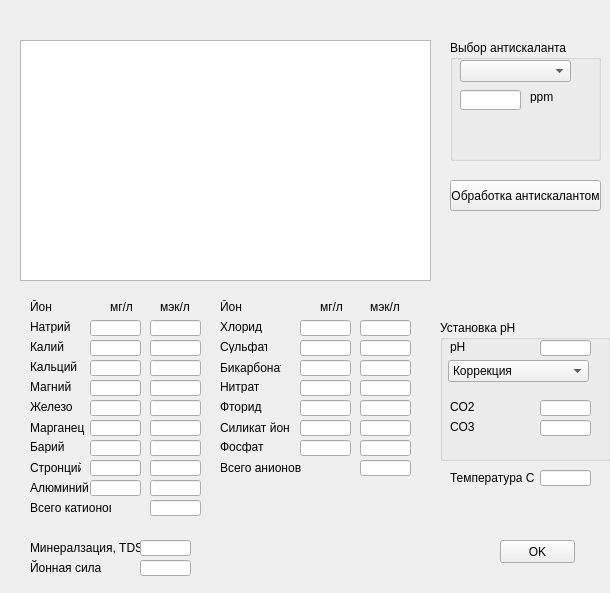
The window that Osmos/second.ui (EvgenySavushkin/QtOsmos) describes before a commit, drawn with Qt 5.
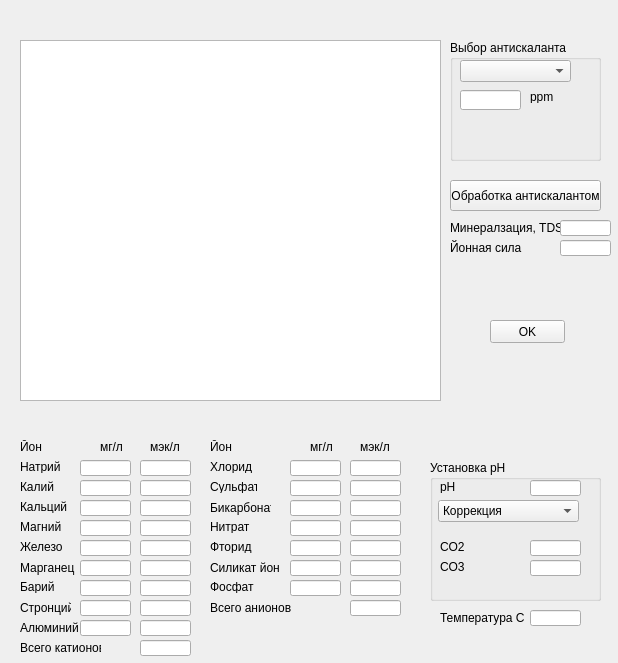
The same window after the commit.

The edit to the form file:
```diff
--- a/Osmos/second.ui
+++ b/Osmos/second.ui
@@ -6,15 +6,15 @@
    <rect>
     <x>0</x>
     <y>0</y>
-    <width>610</width>
-    <height>593</height>
+    <width>618</width>
+    <height>663</height>
    </rect>
   </property>
   <widget class="QLabel" name="label_26">
    <property name="geometry">
     <rect>
-     <x>450</x>
-     <y>470</y>
+     <x>440</x>
+     <y>610</y>
      <width>91</width>
      <height>16</height>
     </rect>
@@ -26,8 +26,8 @@
   <widget class="QLabel" name="label_8">
    <property name="geometry">
     <rect>
-     <x>220</x>
-     <y>460</y>
+     <x>210</x>
+     <y>600</y>
      <width>81</width>
      <height>16</height>
     </rect>
@@ -39,8 +39,8 @@
   <widget class="QLabel" name="label_18">
    <property name="geometry">
     <rect>
-     <x>30</x>
-     <y>540</y>
+     <x>450</x>
+     <y>220</y>
      <width>111</width>
      <height>16</height>
     </rect>
@@ -52,8 +52,8 @@
   <widget class="QLabel" name="label_16">
    <property name="geometry">
     <rect>
-     <x>30</x>
-     <y>460</y>
+     <x>20</x>
+     <y>600</y>
      <width>51</width>
      <height>16</height>
     </rect>
@@ -65,8 +65,8 @@
   <widget class="QLabel" name="label_28">
    <property name="geometry">
     <rect>
-     <x>220</x>
-     <y>340</y>
+     <x>210</x>
+     <y>480</y>
      <width>47</width>
      <height>13</height>
     </rect>
@@ -78,8 +78,8 @@
   <widget class="QLabel" name="label_3">
    <property name="geometry">
     <rect>
-     <x>160</x>
-     <y>300</y>
+     <x>150</x>
+     <y>440</y>
      <width>47</width>
      <height>13</height>
     </rect>
@@ -91,8 +91,8 @@
   <widget class="QLineEdit" name="lineEdit_8">
    <property name="geometry">
     <rect>
-     <x>90</x>
-     <y>420</y>
+     <x>80</x>
+     <y>560</y>
      <width>51</width>
      <height>16</height>
     </rect>
@@ -101,8 +101,8 @@
   <widget class="QLabel" name="label_29">
    <property name="geometry">
     <rect>
-     <x>220</x>
-     <y>360</y>
+     <x>210</x>
+     <y>500</y>
      <width>61</width>
      <height>16</height>
     </rect>
@@ -114,8 +114,8 @@
   <widget class="QLineEdit" name="lineEdit_28">
    <property name="geometry">
     <rect>
-     <x>150</x>
-     <y>360</y>
+     <x>140</x>
+     <y>500</y>
      <width>51</width>
      <height>16</height>
     </rect>
@@ -127,8 +127,8 @@
   <widget class="QLineEdit" name="lineEdit_31">
    <property name="geometry">
     <rect>
-     <x>360</x>
-     <y>340</y>
+     <x>350</x>
+     <y>480</y>
      <width>51</width>
      <height>16</height>
     </rect>
@@ -140,8 +140,8 @@
   <widget class="QLineEdit" name="lineEdit_36">
    <property name="geometry">
     <rect>
-     <x>360</x>
-     <y>320</y>
+     <x>350</x>
+     <y>460</y>
      <width>51</width>
      <height>16</height>
     </rect>
@@ -150,8 +150,8 @@
   <widget class="QLineEdit" name="lineEdit_3">
    <property name="geometry">
     <rect>
-     <x>90</x>
-     <y>360</y>
+     <x>80</x>
+     <y>500</y>
      <width>51</width>
      <height>16</height>
     </rect>
@@ -160,8 +160,8 @@
   <widget class="QLineEdit" name="lineEdit_40">
    <property name="geometry">
     <rect>
-     <x>360</x>
-     <y>400</y>
+     <x>350</x>
+     <y>540</y>
      <width>51</width>
      <height>16</height>
     </rect>
@@ -173,8 +173,8 @@
   <widget class="QLabel" name="label_24">
    <property name="geometry">
     <rect>
-     <x>220</x>
-     <y>380</y>
+     <x>210</x>
+     <y>520</y>
      <width>47</width>
      <height>13</height>
     </rect>
@@ -186,8 +186,8 @@
   <widget class="QLineEdit" name="lineEdit_25">
    <property name="geometry">
     <rect>
-     <x>150</x>
-     <y>480</y>
+     <x>140</x>
+     <y>620</y>
      <width>51</width>
      <height>16</height>
     </rect>
@@ -199,8 +199,8 @@
   <widget class="QLineEdit" name="lineEdit_38">
    <property name="geometry">
     <rect>
-     <x>360</x>
-     <y>360</y>
+     <x>350</x>
+     <y>500</y>
      <width>51</width>
      <height>16</height>
     </rect>
@@ -212,8 +212,8 @@
   <widget class="QPushButton" name="pushButton_2">
    <property name="geometry">
     <rect>
-     <x>500</x>
-     <y>540</y>
+     <x>490</x>
+     <y>320</y>
      <width>75</width>
      <height>23</height>
     </rect>
@@ -225,8 +225,8 @@
   <widget class="QLabel" name="label_7">
    <property name="geometry">
     <rect>
-     <x>30</x>
-     <y>500</y>
+     <x>20</x>
+     <y>640</y>
      <width>81</width>
      <height>16</height>
     </rect>
@@ -238,8 +238,8 @@
   <widget class="QLineEdit" name="lineEdit_39">
    <property name="geometry">
     <rect>
-     <x>360</x>
-     <y>420</y>
+     <x>350</x>
+     <y>560</y>
      <width>51</width>
      <height>16</height>
     </rect>
@@ -251,8 +251,8 @@
   <widget class="QLabel" name="label_19">
    <property name="geometry">
     <rect>
-     <x>220</x>
-     <y>320</y>
+     <x>210</x>
+     <y>460</y>
      <width>47</width>
      <height>13</height>
     </rect>
@@ -264,8 +264,8 @@
   <widget class="QLabel" name="label_5">
    <property name="geometry">
     <rect>
-     <x>370</x>
-     <y>300</y>
+     <x>360</x>
+     <y>440</y>
      <width>47</width>
      <height>13</height>
     </rect>
@@ -277,8 +277,8 @@
   <widget class="QLineEdit" name="lineEdit">
    <property name="geometry">
     <rect>
-     <x>90</x>
-     <y>320</y>
+     <x>80</x>
+     <y>460</y>
      <width>51</width>
      <height>16</height>
     </rect>
@@ -287,8 +287,8 @@
   <widget class="QLineEdit" name="lineEdit_21">
    <property name="geometry">
     <rect>
-     <x>150</x>
-     <y>340</y>
+     <x>140</x>
+     <y>480</y>
      <width>51</width>
      <height>16</height>
     </rect>
@@ -300,8 +300,8 @@
   <widget class="QLineEdit" name="lineEdit_32">
    <property name="geometry">
     <rect>
-     <x>140</x>
-     <y>540</y>
+     <x>560</x>
+     <y>220</y>
      <width>51</width>
      <height>16</height>
     </rect>
@@ -313,8 +313,8 @@
   <widget class="QLineEdit" name="lineEdit_9">
    <property name="geometry">
     <rect>
-     <x>90</x>
-     <y>400</y>
+     <x>80</x>
+     <y>540</y>
      <width>51</width>
      <height>16</height>
     </rect>
@@ -323,8 +323,8 @@
   <widget class="QLineEdit" name="lineEdit_34">
    <property name="geometry">
     <rect>
-     <x>360</x>
-     <y>380</y>
+     <x>350</x>
+     <y>520</y>
      <width>51</width>
      <height>16</height>
     </rect>
@@ -336,8 +336,8 @@
   <widget class="QLabel" name="label_25">
    <property name="geometry">
     <rect>
-     <x>220</x>
-     <y>420</y>
+     <x>210</x>
+     <y>560</y>
      <width>71</width>
      <height>16</height>
     </rect>
@@ -349,8 +349,8 @@
   <widget class="QGroupBox" name="groupBox">
    <property name="geometry">
     <rect>
-     <x>440</x>
-     <y>320</y>
+     <x>430</x>
+     <y>460</y>
      <width>171</width>
      <height>141</height>
     </rect>
@@ -457,8 +457,8 @@
   <widget class="QLabel" name="label_9">
    <property name="geometry">
     <rect>
-     <x>30</x>
-     <y>320</y>
+     <x>20</x>
+     <y>460</y>
      <width>47</width>
      <height>13</height>
     </rect>
@@ -470,8 +470,8 @@
   <widget class="QLineEdit" name="lineEdit_35">
    <property name="geometry">
     <rect>
-     <x>140</x>
-     <y>560</y>
+     <x>560</x>
+     <y>240</y>
      <width>51</width>
      <height>16</height>
     </rect>
@@ -483,8 +483,8 @@
   <widget class="QLineEdit" name="lineEdit_2">
    <property name="geometry">
     <rect>
-     <x>90</x>
-     <y>340</y>
+     <x>80</x>
+     <y>480</y>
      <width>51</width>
      <height>16</height>
     </rect>
@@ -493,8 +493,8 @@
   <widget class="QLineEdit" name="lineEdit_5">
    <property name="geometry">
     <rect>
-     <x>90</x>
-     <y>460</y>
+     <x>80</x>
+     <y>600</y>
      <width>51</width>
      <height>16</height>
     </rect>
@@ -503,8 +503,8 @@
   <widget class="QLineEdit" name="lineEdit_14">
    <property name="geometry">
     <rect>
-     <x>300</x>
-     <y>380</y>
+     <x>290</x>
+     <y>520</y>
      <width>51</width>
      <height>16</height>
     </rect>
@@ -513,8 +513,8 @@
   <widget class="QLabel" name="label_14">
    <property name="geometry">
     <rect>
-     <x>30</x>
-     <y>420</y>
+     <x>20</x>
+     <y>560</y>
      <width>61</width>
      <height>16</height>
     </rect>
@@ -526,8 +526,8 @@
   <widget class="QLabel" name="label_17">
    <property name="geometry">
     <rect>
-     <x>30</x>
-     <y>480</y>
+     <x>20</x>
+     <y>620</y>
      <width>61</width>
      <height>16</height>
     </rect>
@@ -539,8 +539,8 @@
   <widget class="QLineEdit" name="lineEdit_7">
    <property name="geometry">
     <rect>
-     <x>300</x>
-     <y>340</y>
+     <x>290</x>
+     <y>480</y>
      <width>51</width>
      <height>16</height>
     </rect>
@@ -549,8 +549,8 @@
   <widget class="QLineEdit" name="lineEdit_23">
    <property name="geometry">
     <rect>
-     <x>150</x>
-     <y>440</y>
+     <x>140</x>
+     <y>580</y>
      <width>51</width>
      <height>16</height>
     </rect>
@@ -562,8 +562,8 @@
   <widget class="QLineEdit" name="lineEdit_13">
    <property name="geometry">
     <rect>
-     <x>300</x>
-     <y>440</y>
+     <x>290</x>
+     <y>580</y>
      <width>51</width>
      <height>16</height>
     </rect>
@@ -572,8 +572,8 @@
   <widget class="QLabel" name="label_4">
    <property name="geometry">
     <rect>
-     <x>220</x>
-     <y>300</y>
+     <x>210</x>
+     <y>440</y>
      <width>47</width>
      <height>13</height>
     </rect>
@@ -585,8 +585,8 @@
   <widget class="QLineEdit" name="lineEdit_24">
    <property name="geometry">
     <rect>
-     <x>150</x>
-     <y>380</y>
+     <x>140</x>
+     <y>520</y>
      <width>51</width>
      <height>16</height>
     </rect>
@@ -598,8 +598,8 @@
   <widget class="QLineEdit" name="lineEdit_15">
    <property name="geometry">
     <rect>
-     <x>540</x>
-     <y>470</y>
+     <x>530</x>
+     <y>610</y>
      <width>51</width>
      <height>16</height>
     </rect>
@@ -608,8 +608,8 @@
   <widget class="QLineEdit" name="lineEdit_22">
    <property name="geometry">
     <rect>
-     <x>150</x>
-     <y>500</y>
+     <x>140</x>
+     <y>640</y>
      <width>51</width>
      <height>16</height>
     </rect>
@@ -621,8 +621,8 @@
   <widget class="QLabel" name="label_12">
    <property name="geometry">
     <rect>
-     <x>30</x>
-     <y>380</y>
+     <x>20</x>
+     <y>520</y>
      <width>47</width>
      <height>13</height>
     </rect>
@@ -634,8 +634,8 @@
   <widget class="QLineEdit" name="lineEdit_4">
    <property name="geometry">
     <rect>
-     <x>90</x>
-     <y>440</y>
+     <x>80</x>
+     <y>580</y>
      <width>51</width>
      <height>16</height>
     </rect>
@@ -644,8 +644,8 @@
   <widget class="QLabel" name="label_2">
    <property name="geometry">
     <rect>
-     <x>110</x>
-     <y>300</y>
+     <x>100</x>
+     <y>440</y>
      <width>47</width>
      <height>13</height>
     </rect>
@@ -657,8 +657,8 @@
   <widget class="QLineEdit" name="lineEdit_18">
    <property name="geometry">
     <rect>
-     <x>300</x>
-     <y>360</y>
+     <x>290</x>
+     <y>500</y>
      <width>51</width>
      <height>16</height>
     </rect>
@@ -667,8 +667,8 @@
   <widget class="QLineEdit" name="lineEdit_27">
    <property name="geometry">
     <rect>
-     <x>150</x>
-     <y>460</y>
+     <x>140</x>
+     <y>600</y>
      <width>51</width>
      <height>16</height>
     </rect>
@@ -680,8 +680,8 @@
   <widget class="QLineEdit" name="lineEdit_29">
    <property name="geometry">
     <rect>
-     <x>150</x>
-     <y>420</y>
+     <x>140</x>
+     <y>560</y>
      <width>51</width>
      <height>16</height>
     </rect>
@@ -693,8 +693,8 @@
   <widget class="QLineEdit" name="lineEdit_19">
    <property name="geometry">
     <rect>
-     <x>300</x>
-     <y>420</y>
+     <x>290</x>
+     <y>560</y>
      <width>51</width>
      <height>16</height>
     </rect>
@@ -703,8 +703,8 @@
   <widget class="QLineEdit" name="lineEdit_11">
    <property name="geometry">
     <rect>
-     <x>90</x>
-     <y>480</y>
+     <x>80</x>
+     <y>620</y>
      <width>51</width>
      <height>16</height>
     </rect>
@@ -713,8 +713,8 @@
   <widget class="QLineEdit" name="lineEdit_6">
    <property name="geometry">
     <rect>
-     <x>90</x>
-     <y>380</y>
+     <x>80</x>
+     <y>520</y>
      <width>51</width>
      <height>16</height>
     </rect>
@@ -723,8 +723,8 @@
   <widget class="QLabel" name="label_10">
    <property name="geometry">
     <rect>
-     <x>30</x>
-     <y>340</y>
+     <x>20</x>
+     <y>480</y>
      <width>47</width>
      <height>13</height>
     </rect>
@@ -736,8 +736,8 @@
   <widget class="QLabel" name="label_20">
    <property name="geometry">
     <rect>
-     <x>30</x>
-     <y>560</y>
+     <x>450</x>
+     <y>240</y>
      <width>81</width>
      <height>16</height>
     </rect>
@@ -749,8 +749,8 @@
   <widget class="QLineEdit" name="lineEdit_20">
    <property name="geometry">
     <rect>
-     <x>300</x>
-     <y>400</y>
+     <x>290</x>
+     <y>540</y>
      <width>51</width>
      <height>16</height>
     </rect>
@@ -759,8 +759,8 @@
   <widget class="QLabel" name="label_15">
    <property name="geometry">
     <rect>
-     <x>30</x>
-     <y>440</y>
+     <x>20</x>
+     <y>580</y>
      <width>47</width>
      <height>13</height>
     </rect>
@@ -772,8 +772,8 @@
   <widget class="QLabel" name="label_21">
    <property name="geometry">
     <rect>
-     <x>220</x>
-     <y>440</y>
+     <x>210</x>
+     <y>580</y>
      <width>47</width>
      <height>13</height>
     </rect>
@@ -785,8 +785,8 @@
   <widget class="QLabel" name="label_6">
    <property name="geometry">
     <rect>
-     <x>320</x>
-     <y>300</y>
+     <x>310</x>
+     <y>440</y>
      <width>47</width>
      <height>13</height>
     </rect>
@@ -798,8 +798,8 @@
   <widget class="QLabel" name="label_13">
    <property name="geometry">
     <rect>
-     <x>30</x>
-     <y>400</y>
+     <x>20</x>
+     <y>540</y>
      <width>47</width>
      <height>13</height>
     </rect>
@@ -811,8 +811,8 @@
   <widget class="QLabel" name="label">
    <property name="geometry">
     <rect>
-     <x>30</x>
-     <y>300</y>
+     <x>20</x>
+     <y>440</y>
      <width>47</width>
      <height>13</height>
     </rect>
@@ -824,8 +824,8 @@
   <widget class="QLineEdit" name="lineEdit_33">
    <property name="geometry">
     <rect>
-     <x>360</x>
-     <y>440</y>
+     <x>350</x>
+     <y>580</y>
      <width>51</width>
      <height>16</height>
     </rect>
@@ -837,8 +837,8 @@
   <widget class="QLineEdit" name="lineEdit_37">
    <property name="geometry">
     <rect>
-     <x>360</x>
-     <y>460</y>
+     <x>350</x>
+     <y>600</y>
      <width>51</width>
      <height>16</height>
     </rect>
@@ -850,8 +850,8 @@
   <widget class="QLabel" name="label_11">
    <property name="geometry">
     <rect>
-     <x>30</x>
-     <y>360</y>
+     <x>20</x>
+     <y>500</y>
      <width>47</width>
      <height>13</height>
     </rect>
@@ -863,8 +863,8 @@
   <widget class="QLineEdit" name="lineEdit_30">
    <property name="geometry">
     <rect>
-     <x>150</x>
-     <y>400</y>
+     <x>140</x>
+     <y>540</y>
      <width>51</width>
      <height>16</height>
     </rect>
@@ -876,8 +876,8 @@
   <widget class="QLabel" name="label_27">
    <property name="geometry">
     <rect>
-     <x>220</x>
-     <y>400</y>
+     <x>210</x>
+     <y>540</y>
      <width>47</width>
      <height>13</height>
     </rect>
@@ -889,8 +889,8 @@
   <widget class="QLineEdit" name="lineEdit_16">
    <property name="geometry">
     <rect>
-     <x>300</x>
-     <y>320</y>
+     <x>290</x>
+     <y>460</y>
      <width>51</width>
      <height>16</height>
     </rect>
@@ -899,8 +899,8 @@
   <widget class="QLineEdit" name="lineEdit_26">
    <property name="geometry">
     <rect>
-     <x>150</x>
-     <y>320</y>
+     <x>140</x>
+     <y>460</y>
      <width>51</width>
      <height>16</height>
     </rect>
@@ -974,8 +974,8 @@
     <rect>
      <x>20</x>
      <y>40</y>
-     <width>411</width>
-     <height>241</height>
+     <width>421</width>
+     <height>361</height>
     </rect>
    </property>
   </widget>
```
